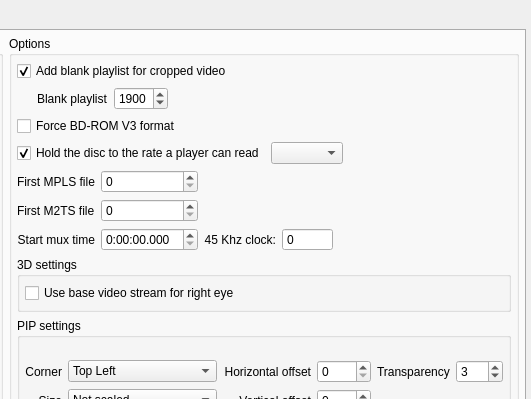
Above: tsMuxerGUI/tsmuxerwindow.ui from teaching-droid/tsMuxer before the change; both pictures show x 489 to 1020 and y 0 to 399 of the 1020 by 910 pixel window. Below: the same form after it.
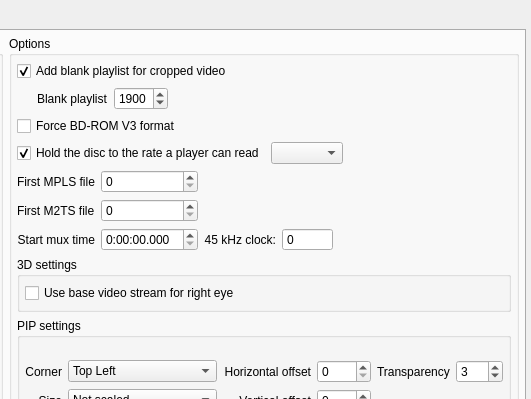
That is the form after the change. The open tabs and pages were chosen to show the change. Icons and pictures are not drawn.

Commit message: fix(window): the 45 kHz clock label is written kHz

The edit to the form file:
```diff
--- a/tsMuxerGUI/tsmuxerwindow.ui
+++ b/tsMuxerGUI/tsmuxerwindow.ui
@@ -1629,7 +1629,7 @@
              <item row="2" column="2">
               <widget class="QLabel" name="label_23">
                <property name="text">
-                <string>45 Khz clock:</string>
+                <string>45 kHz clock:</string>
                </property>
                <property name="alignment">
                 <set>Qt::AlignRight|Qt::AlignTrailing|Qt::AlignVCenter</set>
```
The commit also changes 8 other files.
